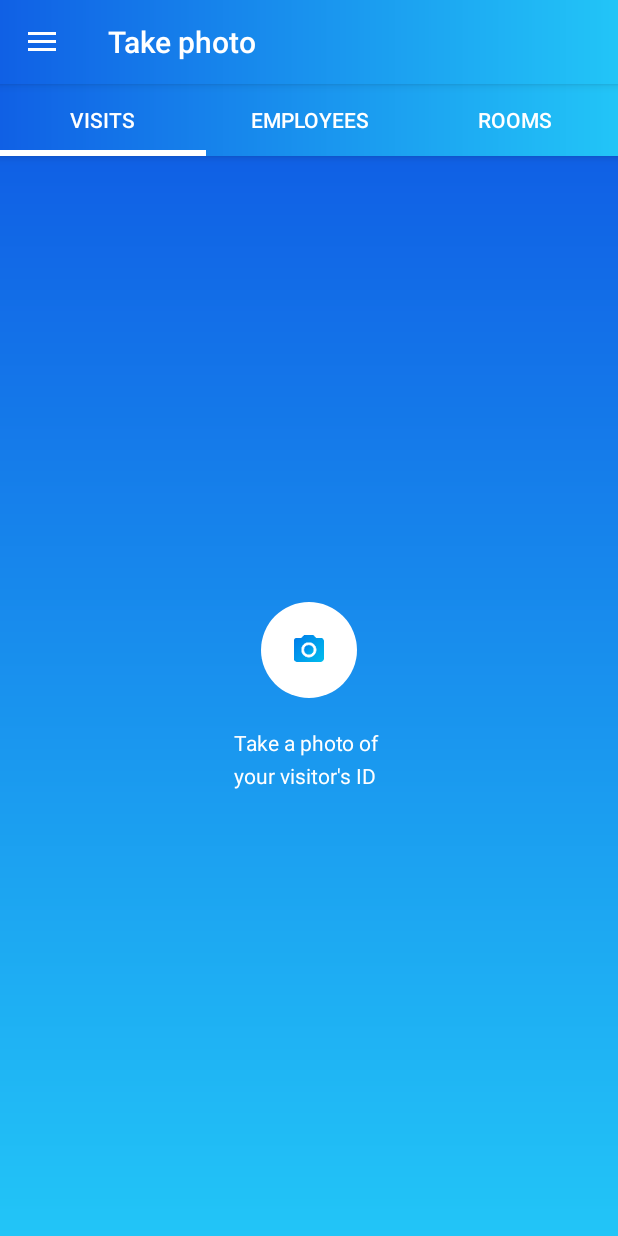
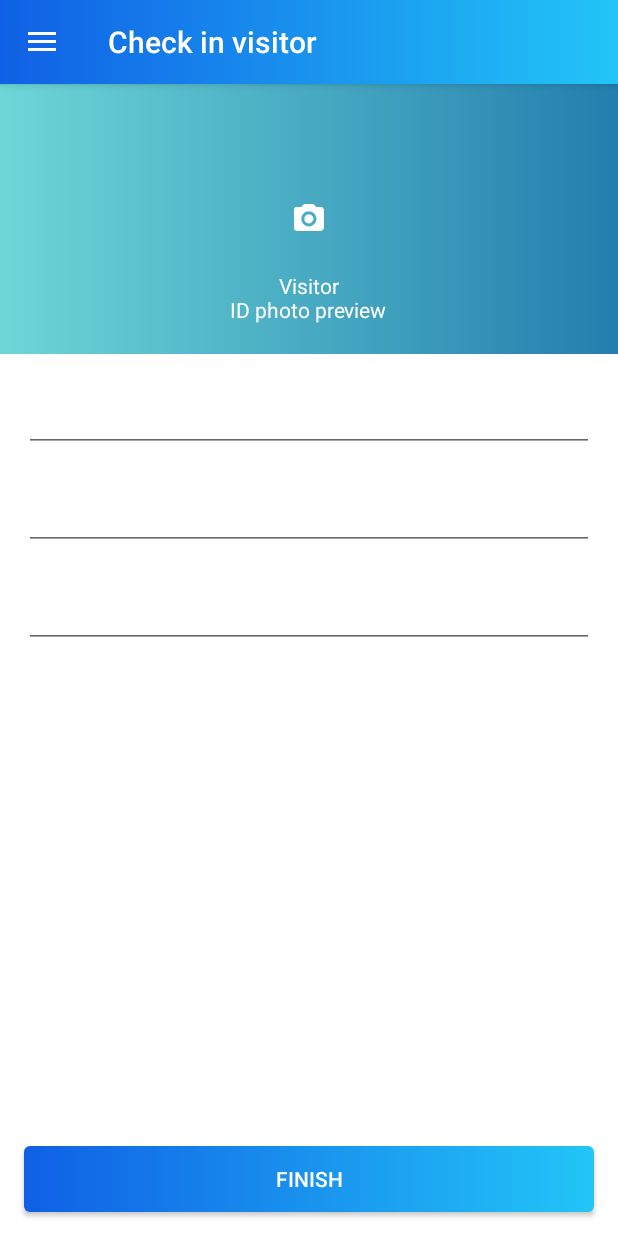
Before and after one commit to AdinaLaptuca/VisitorsBook, an Android app: the screen it shows after launch once a user with an empty profile is signed in (MainActivity), after a tap on an icon or button, on a phone screen of 412 x 824 dp. Run offline under Robolectric (Android 15) with nearby library versions, the phone set to English and light mode, and no system bars; our stand-ins replace ButterKnife, Firebase (no records; nobody signed in at launch, a user with empty details on screens opened directly); libraries missing offline, so code that uses them is left out: com.kelvinapps.rxfirebase; 1 statement that could not run was skipped.

Commit message:
Redone main screen - removed tabs, removed take photo screen, camera is launched from the preview screen

```diff
--- a/app/src/main/java/com/adinalaptuca/visitorsbook/activities/main/MainActivity.java
+++ b/app/src/main/java/com/adinalaptuca/visitorsbook/activities/main/MainActivity.java
@@ -18,6 +18,7 @@ import com.adinalaptuca.visitorsbook.R;
 import com.adinalaptuca.visitorsbook.activities.authentication.login.LoginActivity;
 import com.adinalaptuca.visitorsbook.activities.main.EmployeesFragment.EmployeesFragment;
 import com.adinalaptuca.visitorsbook.activities.main.RoomsFragment.RoomsFragment;
+import com.adinalaptuca.visitorsbook.activities.main.VisitsFragment.PreviewVisitorData.PreviewVisitorDataFragment;
 import com.adinalaptuca.visitorsbook.activities.main.VisitsFragment.TakePhoto.TakePhotoFragment;
 import com.adinalaptuca.visitorsbook.activities.main.VisitsFragment.VisitsFragment;
 import com.adinalaptuca.visitorsbook.custom.BaseFragment;
@@ -34,13 +35,7 @@ public class MainActivity extends BaseToolbarActivity
 
     public static final int ACTIVITY_RESULT = 10;
 
-    @BindView(R.id.tabLayout)
-    protected TabLayout tabLayout;
-
-    private List<List<BaseFragment>> stackFragments = new ArrayList<>();
     private VisitsFragment visitsFragment;
-    private EmployeesFragment employeesFragment;
-    private RoomsFragment       roomsFragment;
 
     private TakePhotoFragment takePhotoFragment;
 
@@ -54,36 +49,12 @@ public class MainActivity extends BaseToolbarActivity
         Toolbar toolbar = (Toolbar) findViewById(R.id.toolbar);
 //        setActionBar(toolbar);
 
-        tabLayout.addTab(tabLayout.newTab().setText(R.string.visits));
-        tabLayout.addTab(tabLayout.newTab().setText(R.string.employees));
-        tabLayout.addTab(tabLayout.newTab().setText(R.string.rooms));
-
         visitsFragment = new VisitsFragment();
-        employeesFragment = new EmployeesFragment();
-        roomsFragment = new RoomsFragment();
-
-        stackFragments.add(new ArrayList<BaseFragment>(Collections.singletonList(visitsFragment)));
-        stackFragments.add(new ArrayList<BaseFragment>(Collections.singletonList(employeesFragment)));
-        stackFragments.add(new ArrayList<BaseFragment>(Collections.singletonList(roomsFragment)));
 
         //handling tab click event
-        replaceFragment(stackFragments.get(0).get(0));
+        replaceFragment(visitsFragment);
 
-        tabLayout.setOnTabSelectedListener(new TabLayout.OnTabSelectedListener() {
-            @Override
-            public void onTabSelected(TabLayout.Tab tab) {
-                List<BaseFragment> stackAtIndex = stackFragments.get(tab.getPosition());
-                replaceFragment(stackAtIndex.get(stackAtIndex.size() - 1));
-            }
-
-            @Override
-            public void onTabUnselected(TabLayout.Tab tab) {}
-
-            @Override
-            public void onTabReselected(TabLayout.Tab tab) {}
-        });
-
-        DrawerLayout drawer = (DrawerLayout) findViewById(R.id.drawer_layout);
+        DrawerLayout drawer = findViewById(R.id.drawer_layout);
         ActionBarDrawerToggle toggle = new ActionBarDrawerToggle(
                 this, drawer, toolbar, R.string.navigation_drawer_open, R.string.navigation_drawer_close);
         drawer.addDrawerListener(toggle);
@@ -95,9 +66,10 @@ public class MainActivity extends BaseToolbarActivity
 
     @Override
     protected void onActivityResult(int requestCode, int resultCode, Intent data) {
-        if (requestCode == TakePhotoFragment.ACTIVITY_RESULT_TAKE_PHOTO && resultCode == Activity.RESULT_OK) {
-            Fragment fragment = visitsFragment.getChildFragmentManager().findFragmentByTag("TakePhotoFragment");
-            fragment.onActivityResult(requestCode, resultCode, data);
+        if (requestCode == PreviewVisitorDataFragment.ACTIVITY_RESULT_TAKE_PHOTO && resultCode == Activity.RESULT_OK) {
+            Fragment fragment = getFragmentManager().findFragmentByTag("PreviewVisitorDataFragment");
+            if (fragment != null)
+                fragment.onActivityResult(requestCode, resultCode, data);
         }
     }
 
@@ -123,26 +95,15 @@ public class MainActivity extends BaseToolbarActivity
         return super.onOptionsItemSelected(item);
     }
 
-    @SuppressWarnings("StatementWithEmptyBody")
     @Override
     public boolean onNavigationItemSelected(MenuItem item) {
         // Handle navigation view item clicks here.
         int id = item.getItemId();
 
-        if (id == R.id.nav_camera) {
+        if (id == R.id.logout) {
             AppDelegate.getInstance(this).getFirebaseAuth().signOut();
             setResult(RESULT_OK);
             finish();
-        } else if (id == R.id.nav_gallery) {
-
-        } else if (id == R.id.nav_slideshow) {
-
-        } else if (id == R.id.nav_manage) {
-
-        } else if (id == R.id.nav_share) {
-
-        } else if (id == R.id.nav_send) {
-
         }
 
         DrawerLayout drawer = (DrawerLayout) findViewById(R.id.drawer_layout);
--- a/app/src/main/java/com/adinalaptuca/visitorsbook/activities/main/VisitsFragment/PreviewVisitorData/PreviewVisitorDataFragment.java
+++ b/app/src/main/java/com/adinalaptuca/visitorsbook/activities/main/VisitsFragment/PreviewVisitorData/PreviewVisitorDataFragment.java
@@ -1,6 +1,11 @@
 package com.adinalaptuca.visitorsbook.activities.main.VisitsFragment.PreviewVisitorData;
 
+import android.app.Activity;
+import android.content.Intent;
+import android.net.Uri;
 import android.os.Bundle;
+import android.os.Environment;
+import android.provider.MediaStore;
 import android.support.annotation.Nullable;
 import android.widget.ImageView;
 import android.widget.TextView;
@@ -9,12 +14,20 @@ import com.adinalaptuca.visitorsbook.activities.main.VisitsFragment.UpcomingVisi
 import com.adinalaptuca.visitorsbook.custom.BaseToolbarFragment;
 import com.adinalaptuca.visitorsbook.utils.ImageUtils;
 
+import java.io.File;
+import java.util.Date;
+import java.util.Locale;
+
 import butterknife.BindView;
 import butterknife.OnClick;
 
 public class PreviewVisitorDataFragment extends BaseToolbarFragment {
 
     private static final String EXTRA_IMAGE_PATH = "EXTRA_IMAGE_PATH";
+    public static final int ACTIVITY_RESULT_TAKE_PHOTO = 12;
+
+    private String pickedImagePath;
+
 
     @BindView(R.id.imgPhoto)
     protected ImageView imgPhoto;
@@ -57,6 +70,27 @@ public class PreviewVisitorDataFragment extends BaseToolbarFragment {
             imgPhoto.setImageBitmap(ImageUtils.decodeFile(bundle.getString(EXTRA_IMAGE_PATH)));
     }
 
+    @OnClick(R.id.imgPhoto)
+    public void takePhotoClicked() {
+        File storagePath = Environment.getExternalStorageDirectory();
+        storagePath.mkdirs();
+
+        long timestamp = new Date().getTime();
+        File outFile = new File(storagePath, String.format(Locale.getDefault(), "vb_%d.jpg", timestamp));
+
+        pickedImagePath = Uri.fromFile(outFile).toString();
+
+        Intent intent = new Intent(MediaStore.ACTION_IMAGE_CAPTURE);
+        intent.putExtra(MediaStore.EXTRA_OUTPUT, Uri.fromFile(outFile));
+        getActivity().startActivityForResult(intent, ACTIVITY_RESULT_TAKE_PHOTO);
+    }
+
+    @Override
+    public void onActivityResult(int requestCode, int resultCode, Intent data) {
+        if (requestCode == ACTIVITY_RESULT_TAKE_PHOTO && resultCode == Activity.RESULT_OK)
+            imgPhoto.setImageBitmap(ImageUtils.decodeFile(pickedImagePath));
+    }
+
     @OnClick(R.id.btnFinish)
     public void finishClicked() {
         addFragment(new UpcomingVisitorFragment());
--- a/app/src/main/java/com/adinalaptuca/visitorsbook/activities/main/VisitsFragment/TakePhoto/TakePhotoFragment.java
+++ /dev/null
@@ -1,57 +0,0 @@
-package com.adinalaptuca.visitorsbook.activities.main.VisitsFragment.TakePhoto;
-
-import android.content.Intent;
-import android.graphics.Bitmap;
-import android.graphics.BitmapFactory;
-import android.net.Uri;
-import android.os.Environment;
-import android.provider.MediaStore;
-import android.util.Log;
-
-import com.adinalaptuca.visitorsbook.R;
-import com.adinalaptuca.visitorsbook.activities.main.VisitsFragment.PreviewVisitorData.PreviewVisitorDataFragment;
-import com.adinalaptuca.visitorsbook.custom.BaseToolbarFragment;
-
-import java.io.File;
-import java.io.FileInputStream;
-import java.util.Date;
-import java.util.Locale;
-
-import butterknife.OnClick;
-
-public class TakePhotoFragment extends BaseToolbarFragment {
-
-    public static final int ACTIVITY_RESULT_TAKE_PHOTO = 12;
-
-    private String pickedImagePath;
-
-    @Override
-    public String getToolbarTitle() {
-        return getString(R.string.takePhotoFragmentTitle);
-    }
-
-    @Override
-    protected int layoutId() {
-        return R.layout.fragment_visits_take_photo;
-    }
-
-    @OnClick(R.id.btnTakePhoto)
-    public void takePhotoClicked() {
-        File storagePath = Environment.getExternalStorageDirectory();
-        storagePath.mkdirs();
-
-        long timestamp = new Date().getTime();
-        File outFile = new File(storagePath, String.format(Locale.getDefault(), "vb_%d.jpg", timestamp));
-
-        pickedImagePath = Uri.fromFile(outFile).toString();
-
-        Intent intent = new Intent(MediaStore.ACTION_IMAGE_CAPTURE);
-        intent.putExtra(MediaStore.EXTRA_OUTPUT, Uri.fromFile(outFile));
-        getActivity().startActivityForResult(intent, ACTIVITY_RESULT_TAKE_PHOTO);
-    }
-
-    @Override
-    public void onActivityResult(int requestCode, int resultCode, Intent data) {
-        addFragment(PreviewVisitorDataFragment.newInstance(pickedImagePath));
-    }
-}
--- a/app/src/main/java/com/adinalaptuca/visitorsbook/activities/main/VisitsFragment/VisitsFragment.java
+++ b/app/src/main/java/com/adinalaptuca/visitorsbook/activities/main/VisitsFragment/VisitsFragment.java
@@ -10,6 +10,7 @@ import butterknife.BindView;
 import butterknife.OnClick;
 import android.support.v7.widget.helper.ItemTouchHelper.Callback;
 import com.adinalaptuca.visitorsbook.R;
+import com.adinalaptuca.visitorsbook.activities.main.VisitsFragment.PreviewVisitorData.PreviewVisitorDataFragment;
 import com.adinalaptuca.visitorsbook.activities.main.VisitsFragment.TakePhoto.TakePhotoFragment;
 import com.adinalaptuca.visitorsbook.custom.BaseToolbarFragment;
 
@@ -55,7 +56,7 @@ public class VisitsFragment extends BaseToolbarFragment implements VisitsContrac
 
     @OnClick(R.id.fab)
     public void addClicked() {
-        addFragment(new TakePhotoFragment());
+        addFragment(new PreviewVisitorDataFragment());
     }
 
 
--- a/app/src/main/java/com/adinalaptuca/visitorsbook/custom/BaseFragment.java
+++ b/app/src/main/java/com/adinalaptuca/visitorsbook/custom/BaseFragment.java
@@ -54,8 +54,8 @@ public abstract class BaseFragment extends Fragment implements MvpContract.View
     protected void initView() {}
 
     protected void addFragment(Fragment fragment) {
-        getChildFragmentManager()
-//        getActivity().getFragmentManager()
+//        getChildFragmentManager()
+        getActivity().getFragmentManager()
                 .beginTransaction()
                 .setCustomAnimations(R.animator.enter_from_up, R.animator.exit_to_down, R.animator.enter_from_down, R.animator.exit_to_up)
                 .add(R.id.fragment_container, fragment, fragment.getClass().getSimpleName())
--- a/app/src/main/res/layout/activity_main.xml
+++ b/app/src/main/res/layout/activity_main.xml
@@ -15,11 +15,13 @@
 
     <android.support.design.widget.NavigationView
         android:id="@+id/nav_view"
-        android:layout_width="wrap_content"
+        android:layout_width="match_parent"
         android:layout_height="match_parent"
+        android:background="@drawable/side_nav_bar"
         android:layout_gravity="start"
         android:fitsSystemWindows="true"
-        app:headerLayout="@layout/nav_header_main"
         app:menu="@menu/activity_main_drawer" />
+    <!--app:headerLayout="@layout/nav_header_main"-->
+
 
 </android.support.v4.widget.DrawerLayout>
--- a/app/src/main/res/layout/app_bar_main.xml
+++ b/app/src/main/res/layout/app_bar_main.xml
@@ -19,7 +19,7 @@
             android:background="@drawable/bgd_gradient"
             app:popupTheme="@style/AppTheme.NoActionBar.PopupOverlay"
             app:title="@string/visits"
-            android:elevation="4dp"/>
+            android:elevation="@dimen/elevationBasic"/>
 
     </android.support.design.widget.AppBarLayout>
 
--- a/app/src/main/res/layout/content_main.xml
+++ b/app/src/main/res/layout/content_main.xml
@@ -8,21 +8,10 @@
     tools:context="com.example.adinalaptuca.visitorsbook.activities.main.MainActivity"
     tools:showIn="@layout/app_bar_main">
 
-    <android.support.design.widget.TabLayout
-        android:id="@+id/tabLayout"
-        style="@style/MyCustomTabLayout"
-        android:layout_width="match_parent"
-        android:layout_height="wrap_content"
-        app:tabGravity="fill"
-        app:tabMode="fixed"
-        android:background="@drawable/bgd_gradient"
-        android:elevation="4dp"/>
-
     <FrameLayout
         android:id="@+id/fragment_container"
         android:layout_width="match_parent"
-        android:layout_height="match_parent"
-        android:layout_below="@+id/tabLayout" />
+        android:layout_height="match_parent" />
 
 
 </RelativeLayout>
--- a/app/src/main/res/layout/fragment_visits_take_photo.xml
+++ /dev/null
@@ -1,36 +0,0 @@
-<?xml version="1.0" encoding="utf-8"?>
-<RelativeLayout
-    xmlns:android="http://schemas.android.com/apk/res/android"
-    android:layout_width="match_parent"
-    android:layout_height="match_parent">
-
-    <LinearLayout
-        android:id="@+id/btnTakePhoto"
-        android:layout_width="match_parent"
-        android:layout_height="match_parent"
-        android:orientation="vertical"
-        android:background="@drawable/bgd_gradient_up_down"
-        android:gravity="center">
-
-        <ImageView
-            android:layout_width="wrap_content"
-            android:layout_height="wrap_content"
-            android:background="@drawable/bgd_circle"
-            android:src="@drawable/camera"
-            android:padding="20dp"/>
-
-        <TextView
-            android:layout_width="wrap_content"
-            android:layout_height="wrap_content"
-            android:text="@string/takePhoto"
-            android:layout_marginTop="20dp"
-            android:lineSpacingExtra="6dp"
-            style="@style/buttonBasic"/>
-
-    </LinearLayout>
-
-    <FrameLayout
-        android:id="@+id/fragment_container"
-        android:layout_width="match_parent"
-        android:layout_height="match_parent" />
-</RelativeLayout>
--- a/app/src/main/res/menu/activity_main_drawer.xml
+++ b/app/src/main/res/menu/activity_main_drawer.xml
@@ -3,36 +3,28 @@
     xmlns:tools="http://schemas.android.com/tools"
     tools:showIn="navigation_view">
 
-    <group android:checkableBehavior="single">
+    <group>
         <item
-            android:id="@+id/nav_camera"
-            android:icon="@drawable/ic_menu_camera"
-            android:title="Import" />
+            android:icon="@drawable/ic_menu_manage"
+            android:title="Home" />
+
         <item
-            android:id="@+id/nav_gallery"
-            android:icon="@drawable/ic_menu_gallery"
-            android:title="Gallery" />
+            android:icon="@drawable/ic_menu_manage"
+            android:title="Settings" />
+
         <item
-            android:id="@+id/nav_slideshow"
-            android:icon="@drawable/ic_menu_slideshow"
-            android:title="Slideshow" />
+            android:icon="@drawable/ic_menu_manage"
+            android:title="Existing registers" />
+
         <item
-            android:id="@+id/nav_manage"
             android:icon="@drawable/ic_menu_manage"
-            android:title="Tools" />
+            android:title="Legal" />
+
+        <item
+            android:id="@+id/logout"
+            android:icon="@drawable/ic_menu_manage"
+            android:title="Log out" />
+
     </group>
 
-    <item android:title="Communicate">
-        <menu>
-            <item
-                android:id="@+id/nav_share"
-                android:icon="@drawable/ic_menu_share"
-                android:title="Share" />
-            <item
-                android:id="@+id/nav_send"
-                android:icon="@drawable/ic_menu_send"
-                android:title="Send" />
-        </menu>
-    </item>
-
 </menu>
--- a/app/src/main/res/values/dimens.xml
+++ b/app/src/main/res/values/dimens.xml
@@ -1,5 +1,8 @@
 <resources>
     <!-- Default screen margins, per the Android Design guidelines. -->
+
+    <dimen name="elevationBasic">4dp</dimen>
+
     <dimen name="activity_horizontal_margin">16dp</dimen>
     <dimen name="activity_horizontal_marginHalf">8dp</dimen>
     <dimen name="activity_vertical_margin">16dp</dimen>
```
